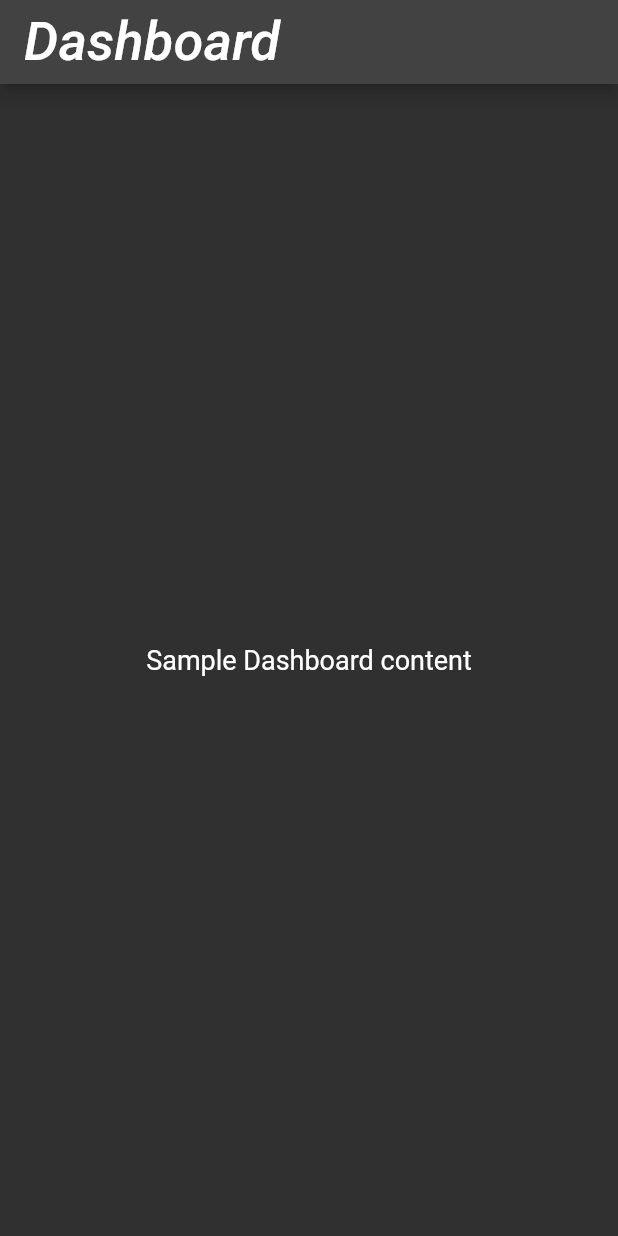
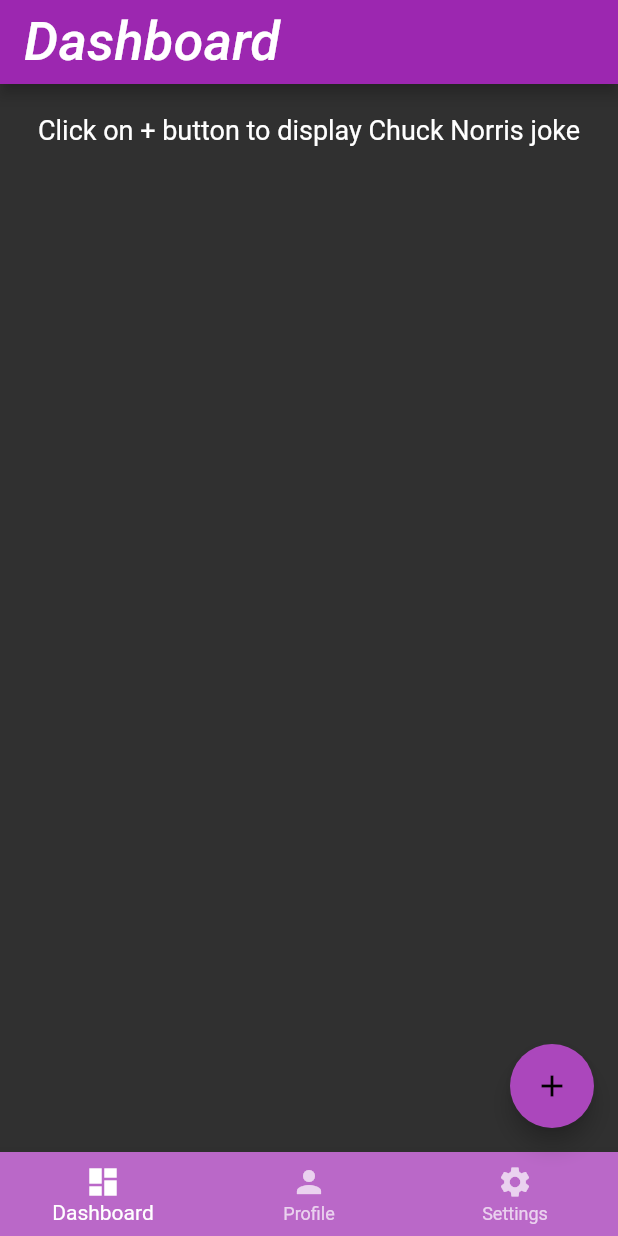
Before and after one commit to jackjk521/Flutter-Quiz-Activity, a Flutter app: the screen it shows after launch, after a tap on "Login", on a phone screen of 412 x 824 dp. Run offline on Flutter 3.47's test engine with Material 2 defaults, Android fonts, the phone set to English and light mode, and no system bars; network calls fail.

Commit message:
Created the dashboard, added apropriate classes, styled the ui a bit, and made the joke generator

```diff
--- a/lib/main.dart
+++ b/lib/main.dart
@@ -7,14 +7,13 @@
     theme: ThemeData(
       brightness: Brightness.dark,
       primaryColor: Colors.purple[700], // no accentColor ?
-        textTheme: TextTheme(
+      textTheme: const TextTheme(
         headline5: TextStyle(fontSize: 72.0, fontWeight: FontWeight.bold),
         headline6: TextStyle(fontSize: 36.0, fontStyle: FontStyle.italic),
         bodyText2: TextStyle(fontSize: 18.0),
-
       ),
     ),
     routes: routes,
-        home: Login(),
+    home: const Login(),
   ));
 }
--- /dev/null
+++ b/lib/models/Jokes.dart
@@ -0,0 +1,24 @@
+// ignore_for_file: file_names
+
+import 'Value.dart';
+
+class Jokes {
+  late String type;
+  late Value value;
+
+  Jokes(this.type, this.value);
+
+  Jokes.fromJSON(parsedJSON) {
+    type = parsedJSON["type"];
+    value = (parsedJSON["value"] != null
+        ? Value.fromJSON(parsedJSON["value"])
+        : null)!;
+  }
+
+  Map<String, dynamic> toJson() {
+    final Map<String, dynamic> data = {};
+    data['type'] = type;
+    data['value'] = value.toJson();
+    return data;
+  }
+}
--- /dev/null
+++ b/lib/models/Value.dart
@@ -0,0 +1,20 @@
+// ignore_for_file: file_names
+
+class Value {
+  late int id;
+  late String joke;
+
+  Value({id, joke});
+
+  Value.fromJSON(parsedJSON) {
+    id = parsedJSON["id"];
+    joke = parsedJSON["joke"];
+  }
+
+  Map<String, dynamic> toJson() {
+    final Map<String, dynamic> data = {};
+    data['id'] = id;
+    data['joke'] = joke;
+    return data;
+  }
+}
--- a/lib/pages/Dashboard.dart
+++ b/lib/pages/Dashboard.dart
@@ -1,25 +1,75 @@
 // ignore_for_file: file_names
 
+import 'dart:convert';
+
 import 'package:flutter/material.dart';
+import 'package:flutter_quiz_1/models/Jokes.dart';
+import 'package:flutter_quiz_1/widgets/DisplayJokes.dart';
+import 'package:http/http.dart' show get;
 
-class Dashboard extends StatelessWidget {
+class Dashboard extends StatefulWidget {
+  const Dashboard({Key? key}) : super(key: key);
+
   static const String routeName = "dashboard";
+
+  @override
+  _DashboardState createState() => _DashboardState();
+}
+
+class _DashboardState extends State<Dashboard> {
+  String url = "api.icndb.com";
+  List<Jokes> jokesList = [];
+
+  void fetchJoke() async {
+    String path = "/jokes/random";
+    try {
+      var response = await get(Uri.https(url, path));
+      Jokes joke = Jokes.fromJSON(jsonDecode(response.body));
+      jokesList.add(joke);
+    } catch (err) {}
+    setState(() {});
+  }
 
   @override
   Widget build(BuildContext context) {
     return Scaffold(
       appBar: AppBar(
-        title: Text("Dashboard")
+        title: const Text("Dashboard"),
+        backgroundColor: Colors.purple[500],
       ),
-
-      body:Center(
-          child: Container(
-            child: Text("Sample Dashboard content"),
+      body: SingleChildScrollView(
+        child: Column(children: [
+          Container(
+            margin: const EdgeInsets.only(top: 20.0),
+            child: const Text("Click on + button to display Chuck Norris joke"),
           ),
-
+          DisplayJokes(jokesList),
+        ]),
       ),
-
-
+      bottomNavigationBar: BottomNavigationBar(
+        backgroundColor: Colors.purple[300],
+        selectedItemColor: Colors.white,
+        currentIndex: 0,
+        items: const [
+          BottomNavigationBarItem(
+            icon: Icon(Icons.dashboard),
+            label: "Dashboard",
+          ),
+          BottomNavigationBarItem(
+            icon: Icon(Icons.person),
+            label: "Profile",
+          ),
+          BottomNavigationBarItem(
+            icon: Icon(Icons.settings),
+            label: "Settings",
+          ),
+        ],
+      ),
+      floatingActionButton: FloatingActionButton(
+        backgroundColor: Colors.purple[400],
+        onPressed: fetchJoke,
+        child: const Icon(Icons.add),
+      ),
     );
   }
 }
--- a/lib/pages/Login.dart
+++ b/lib/pages/Login.dart
@@ -9,6 +9,8 @@
 
 class Login extends StatefulWidget {
   static const String routeName = "login";
+
+  const Login({Key? key}) : super(key: key);
 
   @override
   _LoginState createState() => _LoginState();
@@ -28,7 +30,7 @@
           child: SingleChildScrollView(
             child: Column(
               children: [
-                SizedBox(
+                const SizedBox(
                   height: 20.0,
                 ),
                 CustomTextInputField(
@@ -38,7 +40,7 @@
                   textInputType: TextInputType.emailAddress,
                   textEditingController: emailTextController,
                 ),
-                SizedBox(
+                const SizedBox(
                   height: 20.0,
                 ),
                 PasswordField(
@@ -48,7 +50,7 @@
                   onTap: setPasswordVisibility,
                   textEditingController: passwordTextController,
                 ),
-                SizedBox(
+                const SizedBox(
                   height: 20.0,
                 ),
                 PrimaryButton(
--- a/lib/routes.dart
+++ b/lib/routes.dart
@@ -3,6 +3,6 @@
 import 'package:flutter_quiz_1/pages/Login.dart';
 
 final Map<String, WidgetBuilder> routes = {
-  Login.routeName: (BuildContext context) => Login(),
-  Dashboard.routeName: (BuildContext context) => Dashboard(),
+  Login.routeName: (BuildContext context) => const Login(),
+  Dashboard.routeName: (BuildContext context) => const Dashboard(),
 };
--- /dev/null
+++ b/lib/widgets/DisplayJokes.dart
@@ -0,0 +1,27 @@
+// ignore_for_file: file_names
+
+import 'package:flutter/material.dart';
+import 'package:flutter_quiz_1/models/Jokes.dart';
+
+class DisplayJokes extends StatelessWidget {
+  final List<Jokes> jokeList;
+  DisplayJokes(this.jokeList);
+  @override
+  Widget build(BuildContext context) {
+    return SizedBox(
+      child: ListView.builder(
+          shrinkWrap: true,
+          scrollDirection: Axis.vertical,
+          itemCount: jokeList.length,
+          itemBuilder: (context, index) {
+            return Container(
+              decoration:
+                  BoxDecoration(border: Border.all(color: Colors.purple)),
+              padding: const EdgeInsets.all(20.0),
+              margin: const EdgeInsets.all(20.0),
+              child: Text(jokeList[index].value.joke),
+            );
+          }),
+    );
+  }
+}
--- a/lib/widgets/PasswordField.dart
+++ b/lib/widgets/PasswordField.dart
@@ -1,5 +1,3 @@
-// ignore: file_names
-
 // ignore_for_file: file_names
 
 import 'package:flutter/material.dart';
@@ -22,6 +20,7 @@
   Widget build(BuildContext context) {
     return TextFormField(
       controller: textEditingController,
+      obscureText: obscureText,
       decoration: InputDecoration(
           prefixIcon: Container(
             padding: EdgeInsets.symmetric(horizontal: 35.0),
--- a/pubspec.yaml
+++ b/pubspec.yaml
@@ -34,6 +34,7 @@
   # The following adds the Cupertino Icons font to your application.
   # Use with the CupertinoIcons class for iOS style icons.
   cupertino_icons: ^1.0.2
+  http: ^0.13.4
 
 dev_dependencies:
   flutter_test:
```
Also changed, not shown: pubspec.lock, 1 other file. Lines whose indentation alone changed are shown as unchanged.
